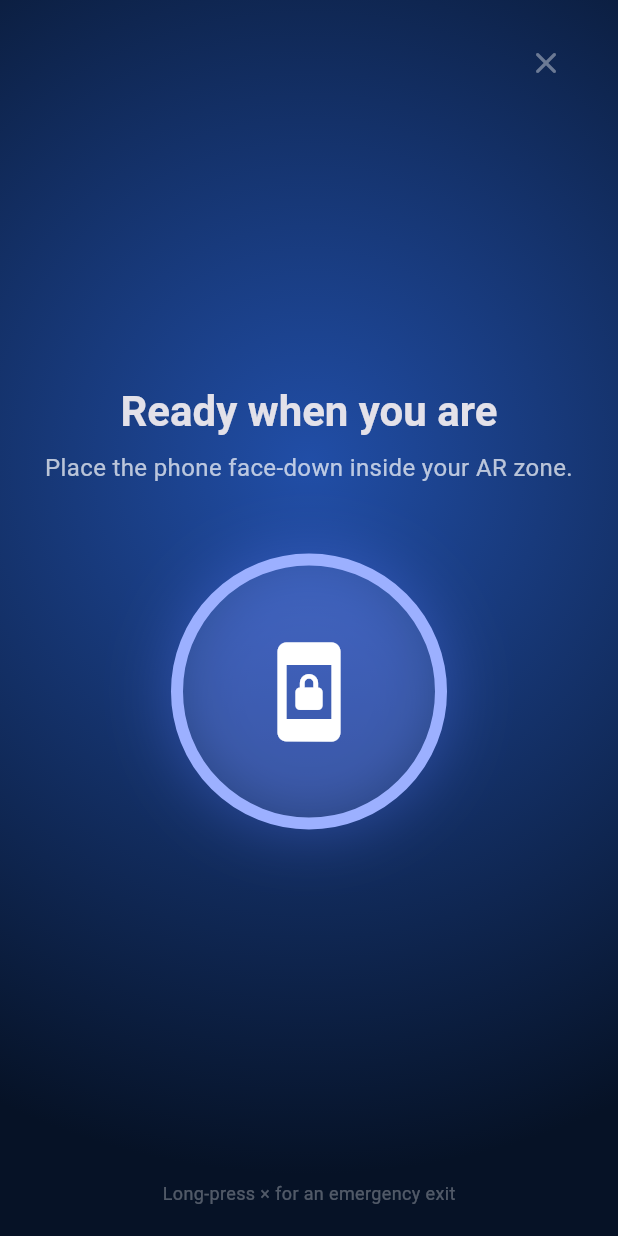
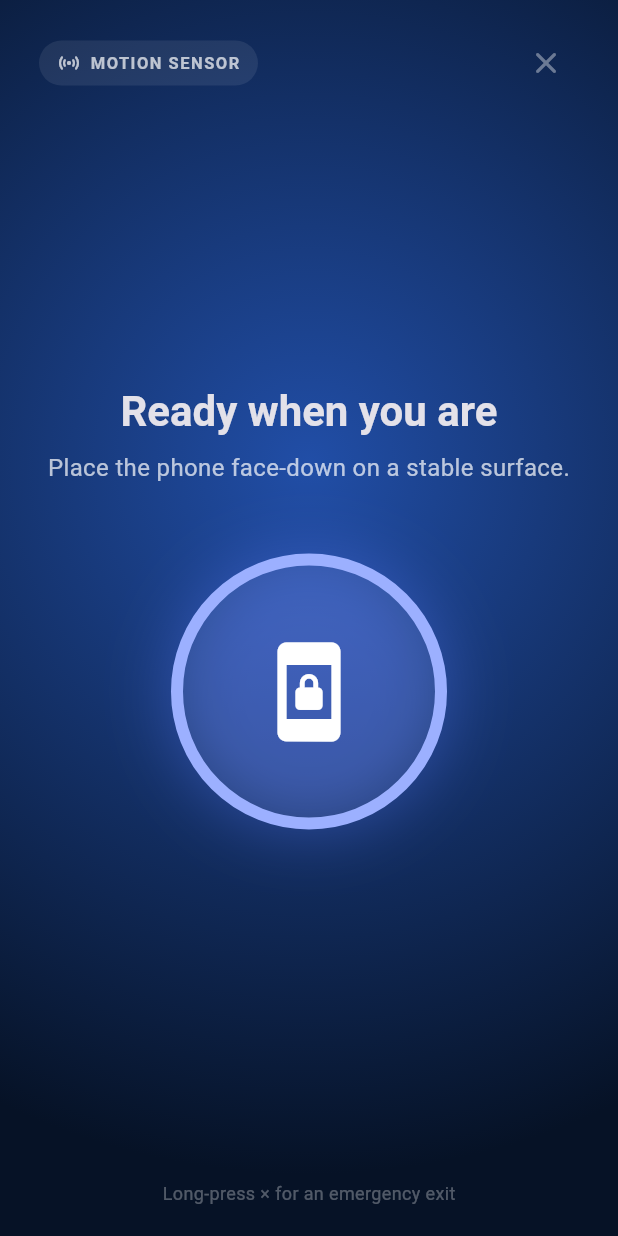
Before and after one commit to MrHakan/focusar, a Flutter app: the FocusSessionScreen screen opened directly with empty values, on a phone screen of 412 x 824 dp. Run offline on Flutter 3.47's test engine with Material 3 defaults, Android fonts, the phone set to English and light mode, and no system bars; our stand-ins replace sensors_plus, wakelock_plus; missing offline and left inert: ar_flutter_plugin_2.

Commit message:
feat: add motion-only focus mode and improve AR placement

```diff
--- a/lib/screens/focus_session_screen.dart
+++ b/lib/screens/focus_session_screen.dart
@@ -7,13 +7,20 @@ import 'package:sensors_plus/sensors_plus.dart';
 import 'package:wakelock_plus/wakelock_plus.dart';
 
 import '../services/focus_timer.dart';
+import '../services/motion_guard.dart';
 
 enum SessionStage { waiting, focusing, warning, complete }
+enum FocusMethod { ar, sensors }
 
 class FocusSessionScreen extends StatefulWidget {
-  const FocusSessionScreen({required this.duration, super.key});
+  const FocusSessionScreen({
+    required this.duration,
+    this.method = FocusMethod.sensors,
+    super.key,
+  });
 
   final Duration duration;
+  final FocusMethod method;
 
   @override
   State<FocusSessionScreen> createState() => _FocusSessionScreenState();
@@ -22,15 +29,17 @@ class FocusSessionScreen extends StatefulWidget {
 class _FocusSessionScreenState extends State<FocusSessionScreen>
     with WidgetsBindingObserver {
   late final FocusTimer _clock;
+  final MotionGuard _motionGuard = MotionGuard();
   StreamSubscription<AccelerometerEvent>? _accelerometer;
+  StreamSubscription<UserAccelerometerEvent>? _userAccelerometer;
   StreamSubscription<GyroscopeEvent>? _gyroscope;
   Timer? _tickTimer;
   Timer? _alarmTimer;
   DateTime? _stableSince;
   DateTime? _unstableSince;
   SessionStage _stage = SessionStage.waiting;
-  bool _faceDown = false;
   double _rotationRate = 0;
+  double _userAcceleration = 0;
 
   @override
   void initState() {
@@ -41,6 +50,16 @@ class _FocusSessionScreenState extends State<FocusSessionScreen>
     _accelerometer = accelerometerEventStream(
       samplingPeriod: SensorInterval.gameInterval,
     ).listen(_onAccelerometer);
+    _userAccelerometer = userAccelerometerEventStream(
+      samplingPeriod: SensorInterval.gameInterval,
+    ).listen((event) {
+      _userAcceleration = math.sqrt(
+        event.x * event.x + event.y * event.y + event.z * event.z,
+      );
+      if (_stage == SessionStage.focusing && _userAcceleration > 3.5) {
+        _enterWarning();
+      }
+    });
     _gyroscope = gyroscopeEventStream(
       samplingPeriod: SensorInterval.gameInterval,
     ).listen((event) {
@@ -60,10 +79,14 @@ class _FocusSessionScreenState extends State<FocusSessionScreen>
   void _onAccelerometer(AccelerometerEvent event) {
     if (_stage == SessionStage.complete) return;
     final now = DateTime.now();
-    final gravity = math.sqrt(event.x * event.x + event.y * event.y + event.z * event.z);
-    _faceDown = event.z < -7 && event.x.abs() < 4 && event.y.abs() < 4;
-    final still = (gravity - 9.81).abs() < 1.25 && _rotationRate < 0.55;
-    final safelyPlaced = _faceDown && still;
+    final reading = _motionGuard.evaluate(
+      x: event.x,
+      y: event.y,
+      z: event.z,
+      rotationRate: _rotationRate,
+      userAcceleration: _userAcceleration,
+    );
+    final safelyPlaced = reading.settled;
 
     if (_stage == SessionStage.waiting) {
       if (safelyPlaced) {
@@ -78,9 +101,11 @@ class _FocusSessionScreenState extends State<FocusSessionScreen>
     }
 
     if (_stage == SessionStage.focusing) {
-      if (!safelyPlaced) {
+      if (reading.suddenMotion) {
+        _enterWarning();
+      } else if (reading.pickedUp) {
         _unstableSince ??= now;
-        if (now.difference(_unstableSince!) > const Duration(milliseconds: 220)) {
+        if (now.difference(_unstableSince!) > const Duration(milliseconds: 160)) {
           _enterWarning();
         }
       } else {
@@ -152,6 +177,7 @@ class _FocusSessionScreenState extends State<FocusSessionScreen>
   void dispose() {
     WidgetsBinding.instance.removeObserver(this);
     _accelerometer?.cancel();
+    _userAccelerometer?.cancel();
     _gyroscope?.cancel();
     _tickTimer?.cancel();
     _alarmTimer?.cancel();
@@ -164,6 +190,7 @@ class _FocusSessionScreenState extends State<FocusSessionScreen>
     final warning = _stage == SessionStage.warning;
     final complete = _stage == SessionStage.complete;
     final waiting = _stage == SessionStage.waiting;
+    final sensorOnly = widget.method == FocusMethod.sensors;
 
     return PopScope(
       canPop: complete,
@@ -187,13 +214,45 @@ class _FocusSessionScreenState extends State<FocusSessionScreen>
               child: Column(
                 children: [
                   Align(
-                    alignment: Alignment.centerRight,
-                    child: GestureDetector(
-                      onLongPress: _confirmEnd,
-                      child: const Padding(
-                        padding: EdgeInsets.all(10),
-                        child: Icon(Icons.close_rounded, color: Colors.white38),
-                      ),
+                    alignment: Alignment.topCenter,
+                    child: Row(
+                      children: [
+                        Container(
+                          padding: const EdgeInsets.symmetric(horizontal: 12, vertical: 7),
+                          decoration: BoxDecoration(
+                            color: Colors.white.withValues(alpha: 0.08),
+                            borderRadius: BorderRadius.circular(99),
+                          ),
+                          child: Row(
+                            mainAxisSize: MainAxisSize.min,
+                            children: [
+                              Icon(
+                                sensorOnly ? Icons.sensors_rounded : Icons.view_in_ar_rounded,
+                                size: 16,
+                                color: Colors.white70,
+                              ),
+                              const SizedBox(width: 6),
+                              Text(
+                                sensorOnly ? 'MOTION SENSOR' : 'AR + SENSOR',
+                                style: const TextStyle(
+                                  color: Colors.white70,
+                                  fontSize: 11,
+                                  fontWeight: FontWeight.w700,
+                                  letterSpacing: 1,
+                                ),
+                              ),
+                            ],
+                          ),
+                        ),
+                        const Spacer(),
+                        GestureDetector(
+                          onLongPress: _confirmEnd,
+                          child: const Padding(
+                            padding: EdgeInsets.all(10),
+                            child: Icon(Icons.close_rounded, color: Colors.white38),
+                          ),
+                        ),
+                      ],
                     ),
                   ),
                   const Spacer(),
@@ -210,12 +269,14 @@ class _FocusSessionScreenState extends State<FocusSessionScreen>
                   const SizedBox(height: 8),
                   Text(
                     waiting
-                        ? 'Place the phone face-down inside your AR zone.'
+                        ? sensorOnly
+                            ? 'Place the phone face-down on a stable surface.'
+                            : 'Place the phone face-down inside your AR zone.'
                         : warning
-                            ? "You're not done. Put the phone back face-down."
+                            ? "Movement detected. Put the phone back face-down."
                             : complete
                                 ? 'You stayed with it. Nice work.'
-                                : 'Your timer pauses if the phone is lifted.',
+                                : 'Your timer pauses as soon as the phone moves.',
                     textAlign: TextAlign.center,
                     style: const TextStyle(color: Colors.white70, fontSize: 16),
                   ),
--- /dev/null
+++ b/lib/services/motion_guard.dart
@@ -0,0 +1,47 @@
+import 'dart:math' as math;
+
+class MotionReading {
+  const MotionReading({
+    required this.faceDown,
+    required this.settled,
+    required this.pickedUp,
+    required this.suddenMotion,
+  });
+
+  final bool faceDown;
+  final bool settled;
+  final bool pickedUp;
+  final bool suddenMotion;
+}
+
+class MotionGuard {
+  static const _gravity = 9.81;
+
+  MotionReading evaluate({
+    required double x,
+    required double y,
+    required double z,
+    required double rotationRate,
+    required double userAcceleration,
+  }) {
+    final measuredGravity = math.sqrt(x * x + y * y + z * z);
+    final gravityError = (measuredGravity - _gravity).abs();
+    final faceDown = z < -6.5 && x.abs() < 5.5 && y.abs() < 5.5;
+    final settled = faceDown &&
+        gravityError < 1.4 &&
+        rotationRate < 0.55 &&
+        userAcceleration < 0.8;
+    final suddenMotion = userAcceleration > 3.5 || rotationRate > 2.0;
+    final pickedUp = !faceDown ||
+        gravityError > 2.2 ||
+        rotationRate > 0.9 ||
+        userAcceleration > 1.6;
+
+    return MotionReading(
+      faceDown: faceDown,
+      settled: settled,
+      pickedUp: pickedUp,
+      suddenMotion: suddenMotion,
+    );
+  }
+}
--- a/pubspec.yaml
+++ b/pubspec.yaml
@@ -1,7 +1,7 @@
 name: focusar
 description: A cross-platform AR-assisted focus timer that keeps the phone face-down.
 publish_to: "none"
-version: 0.1.0+1
+version: 0.2.0+2
 
 environment:
   sdk: ">=3.5.0 <4.0.0"
```
Also changed, not shown: lib/screens/ar_placement_screen.dart (+30 -6 lines), lib/screens/home_screen.dart (+28 -5 lines), 2 other files.
